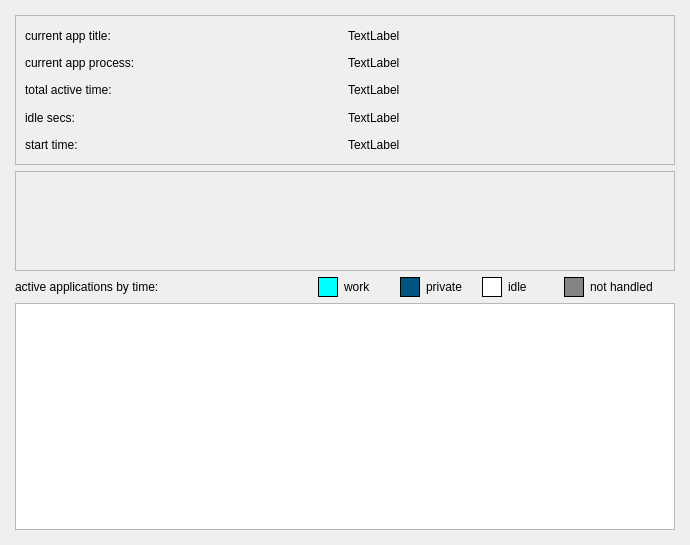
Before: the Qt Designer form track.ui in frans-fuerst/track, drawn with Qt 5.
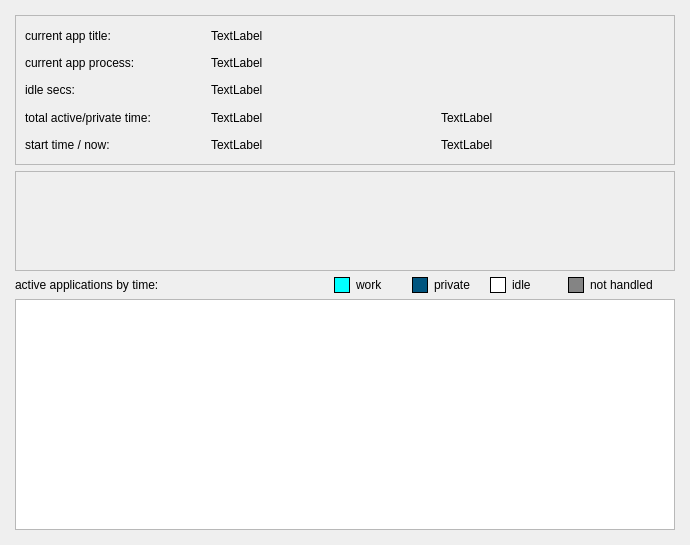
After: the same form once the commit is applied. Custom widgets are drawn as their Qt base class.

Commit message: still prototype - add private time sum window

The edit to the form file:
```diff
--- a/track.ui
+++ b/track.ui
@@ -41,36 +41,27 @@
          <enum>QFrame::Sunken</enum>
         </property>
         <layout class="QGridLayout" name="gridLayout_2">
-         <item row="4" column="1">
-          <widget class="QLabel" name="lbl_process">
-           <property name="text">
-            <string>TextLabel</string>
-           </property>
-          </widget>
-         </item>
-         <item row="5" column="1">
-          <widget class="QLabel" name="lbl_active">
-           <property name="text">
-            <string>TextLabel</string>
-           </property>
-          </widget>
-         </item>
          <item row="6" column="0">
-          <widget class="QLabel" name="lbl_idle_5">
-           <property name="text">
-            <string>idle secs:</string>
-           </property>
-          </widget>
-         </item>
-         <item row="5" column="0">
           <widget class="QLabel" name="label_3">
+           <property name="maximumSize">
+            <size>
+             <width>180</width>
+             <height>16777215</height>
+            </size>
+           </property>
            <property name="text">
-            <string>total active time:</string>
+            <string>total active/private time:</string>
            </property>
           </widget>
          </item>
          <item row="4" column="0">
           <widget class="QLabel" name="label_4">
+           <property name="maximumSize">
+            <size>
+             <width>180</width>
+             <height>16777215</height>
+            </size>
+           </property>
            <property name="text">
             <string>current app process:</string>
            </property>
@@ -83,37 +74,90 @@
            </property>
           </widget>
          </item>
-         <item row="6" column="1">
-          <widget class="QLabel" name="lbl_idle">
-           <property name="autoFillBackground">
-            <bool>true</bool>
-           </property>
-           <property name="text">
-            <string>TextLabel</string>
-           </property>
-          </widget>
-         </item>
          <item row="3" column="0">
           <widget class="QLabel" name="label">
+           <property name="maximumSize">
+            <size>
+             <width>180</width>
+             <height>16777215</height>
+            </size>
+           </property>
            <property name="text">
             <string>current app title:</string>
            </property>
           </widget>
          </item>
-         <item row="7" column="0">
+         <item row="4" column="1">
+          <widget class="QLabel" name="lbl_process">
+           <property name="text">
+            <string>TextLabel</string>
+           </property>
+          </widget>
+         </item>
+         <item row="6" column="1">
+          <widget class="QLabel" name="lbl_active">
+           <property name="text">
+            <string>TextLabel</string>
+           </property>
+          </widget>
+         </item>
+         <item row="8" column="0">
           <widget class="QLabel" name="label_2">
+           <property name="maximumSize">
+            <size>
+             <width>180</width>
+             <height>16777215</height>
+            </size>
+           </property>
            <property name="text">
-            <string>start time:</string>
+            <string>start time / now:</string>
            </property>
           </widget>
          </item>
-         <item row="7" column="1">
+         <item row="8" column="1">
           <widget class="QLabel" name="lbl_start_time">
            <property name="text">
             <string>TextLabel</string>
            </property>
           </widget>
          </item>
+         <item row="8" column="2">
+          <widget class="QLabel" name="lbl_now">
+           <property name="text">
+            <string>TextLabel</string>
+           </property>
+          </widget>
+         </item>
+         <item row="5" column="0">
+          <widget class="QLabel" name="lbl_idle_5">
+           <property name="maximumSize">
+            <size>
+             <width>180</width>
+             <height>16777215</height>
+            </size>
+           </property>
+           <property name="text">
+            <string>idle secs:</string>
+           </property>
+          </widget>
+         </item>
+         <item row="5" column="1">
+          <widget class="QLabel" name="lbl_idle">
+           <property name="autoFillBackground">
+            <bool>true</bool>
+           </property>
+           <property name="text">
+            <string>TextLabel</string>
+           </property>
+          </widget>
+         </item>
+         <item row="6" column="2">
+          <widget class="QLabel" name="lbl_private">
+           <property name="text">
+            <string>TextLabel</string>
+           </property>
+          </widget>
+         </item>
         </layout>
        </widget>
       </item>
@@ -152,14 +196,14 @@
          <widget class="QLabel" name="lbl_color_work">
           <property name="minimumSize">
            <size>
-            <width>20</width>
-            <height>20</height>
+            <width>16</width>
+            <height>16</height>
            </size>
           </property>
           <property name="maximumSize">
            <size>
-            <width>20</width>
-            <height>20</height>
+            <width>16</width>
+            <height>16</height>
            </size>
           </property>
           <property name="palette">
@@ -260,14 +304,14 @@
          <widget class="QLabel" name="label_6">
           <property name="minimumSize">
            <size>
-            <width>20</width>
-            <height>20</height>
+            <width>16</width>
+            <height>16</height>
            </size>
           </property>
           <property name="maximumSize">
            <size>
-            <width>20</width>
-            <height>20</height>
+            <width>16</width>
+            <height>16</height>
            </size>
           </property>
           <property name="palette">
@@ -368,14 +412,14 @@
          <widget class="QLabel" name="label_11">
           <property name="minimumSize">
            <size>
-            <width>20</width>
-            <height>20</height>
+            <width>16</width>
+            <height>16</height>
            </size>
           </property>
           <property name="maximumSize">
            <size>
-            <width>20</width>
-            <height>20</height>
+            <width>16</width>
+            <height>16</height>
            </size>
           </property>
           <property name="palette">
@@ -476,14 +520,14 @@
          <widget class="QLabel" name="label_9">
           <property name="minimumSize">
            <size>
-            <width>20</width>
-            <height>20</height>
+            <width>16</width>
+            <height>16</height>
            </size>
           </property>
           <property name="maximumSize">
            <size>
-            <width>20</width>
-            <height>20</height>
+            <width>16</width>
+            <height>16</height>
            </size>
           </property>
           <property name="palette">
```
The commit also changes 2 other files.
